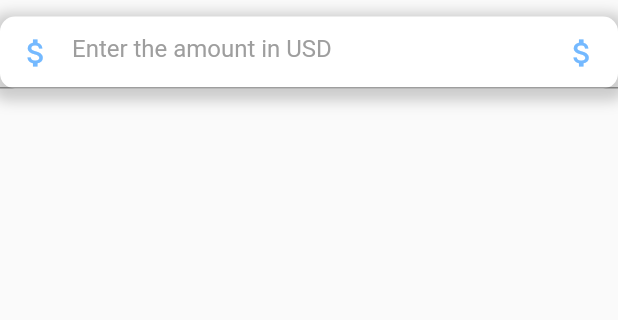
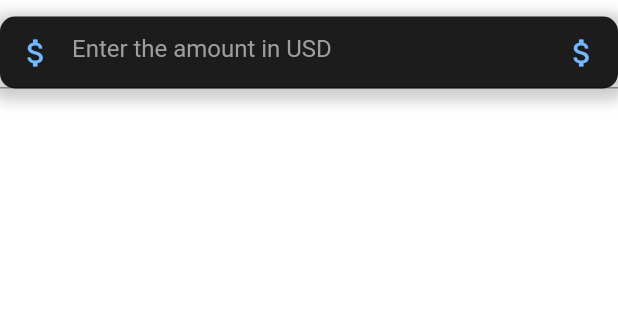
Before and after one commit to samrocks03/LearningFlutter, a Flutter app: the screen it shows after launch, on a phone screen of 412 x 824 dp, the part 612-932 px from its top. Run offline on Flutter 3.47's test engine with Material 2 defaults, Android fonts, the phone set to English and light mode, and no system bars.

```diff
--- a/currency_converter/lib/currency_converter_material_page.dart
+++ b/currency_converter/lib/currency_converter_material_page.dart
@@ -6,6 +6,7 @@ class CurrencyConverterMaterialPage extends StatelessWidget {
   @override
   Widget build(BuildContext context) {
     return Scaffold(
+      backgroundColor: const Color.fromARGB(0, 66, 66, 171),
       body: Center(
         child: Column(
           mainAxisAlignment: MainAxisAlignment.center,
@@ -23,7 +24,7 @@ class CurrencyConverterMaterialPage extends StatelessWidget {
             Container(
               // padding: const EdgeInsets.symmetric(horizontal: 20),
               decoration: BoxDecoration(
-                color: Colors.white,
+                color: Colors.black87,
                 borderRadius: BorderRadius.circular(10),
                 boxShadow: [
                   BoxShadow(
```
